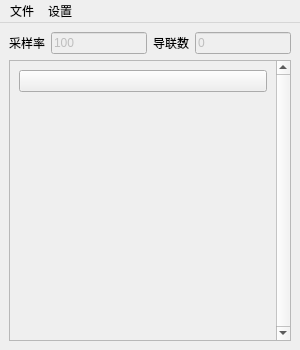
This is SignalGenerator/Dlg/signalgenerator.ui in lfsty/SignalGenerator as Qt 5 draws it before an edit. The edited form follows.
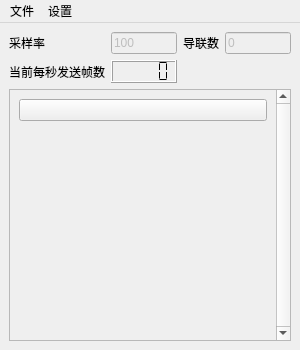
This is the edited form. Icons and pictures are not drawn.

The edit to the form file:
```diff
--- a/SignalGenerator/Dlg/signalgenerator.ui
+++ b/SignalGenerator/Dlg/signalgenerator.ui
@@ -63,9 +63,26 @@
         </property>
        </widget>
       </item>
+      <item row="1" column="1">
+       <widget class="QLCDNumber" name="m_lcd_send_frame_num">
+        <property name="digitCount">
+         <number>5</number>
+        </property>
+        <property name="segmentStyle">
+         <enum>QLCDNumber::Flat</enum>
+        </property>
+       </widget>
+      </item>
+      <item row="1" column="0">
+       <widget class="QLabel" name="label_3">
+        <property name="text">
+         <string>当前每秒发送帧数</string>
+        </property>
+       </widget>
+      </item>
      </layout>
     </item>
-    <item row="1" column="0">
+    <item row="2" column="0">
      <layout class="QVBoxLayout" name="verticalLayout_4">
       <item>
        <widget class="QScrollArea" name="scrollArea">
@@ -81,7 +98,7 @@
            <x>0</x>
            <y>0</y>
            <width>274</width>
-           <height>289</height>
+           <height>262</height>
           </rect>
          </property>
          <layout class="QVBoxLayout" name="verticalLayout_6">
```
Left out of the diff: 14 changed lines with no effect on the pictures.
